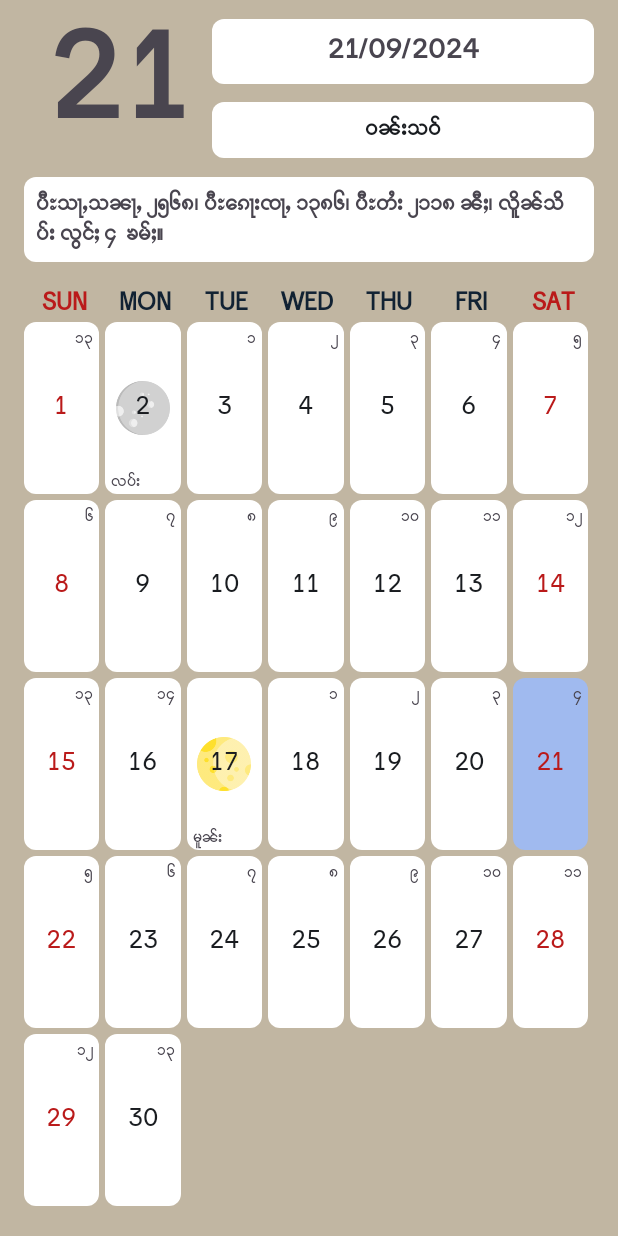
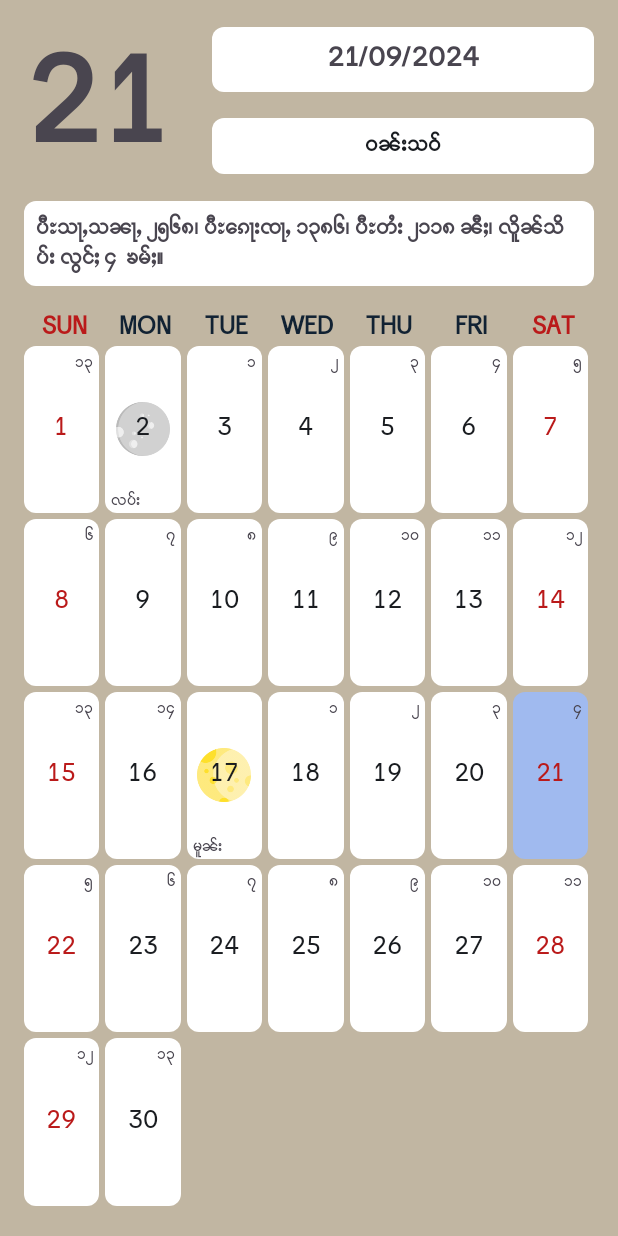
Before and after one commit to SaingHmineTun/TMK_Tai_Calendar, an Android app: the screen it shows after launch (MainActivity), on a phone screen of 412 x 824 dp. Run offline under Robolectric (Android 15) with nearby library versions, the phone set to English and light mode, and no system bars; our stand-ins replace Room's generated code.

Commit message:
Adjust: ENG Day text view to look better!

```diff
--- a/app/src/main/res/layout/activity_main.xml
+++ b/app/src/main/res/layout/activity_main.xml
@@ -10,14 +10,15 @@
     tools:context=".activities.MainActivity">
 
     <TextView
+        android:paddingTop="16dp"
         android:id="@+id/tv_day"
         android:layout_width="125dp"
         android:layout_height="wrap_content"
-        android:layout_marginEnd="20dp"
-        android:gravity="center"
         android:text="28"
+        android:textAlignment="textStart"
         android:textSize="80sp"
         android:textStyle="bold"
+        app:layout_constraintBottom_toTopOf="@id/tv_detail"
         app:layout_constraintStart_toStartOf="parent"
         app:layout_constraintTop_toTopOf="parent" />
 
```
